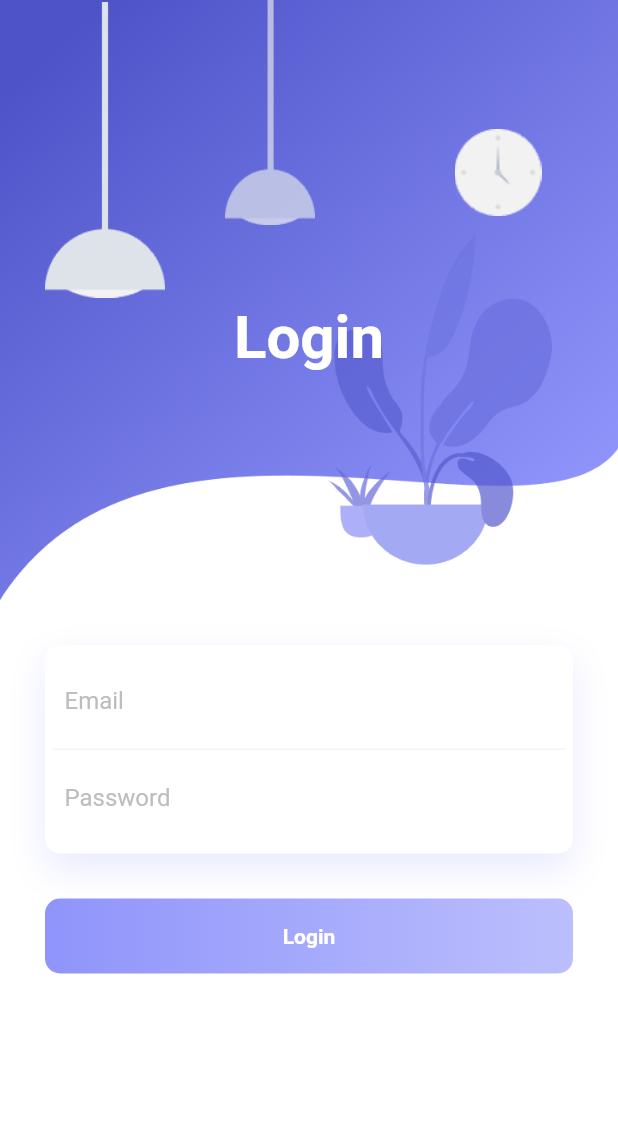
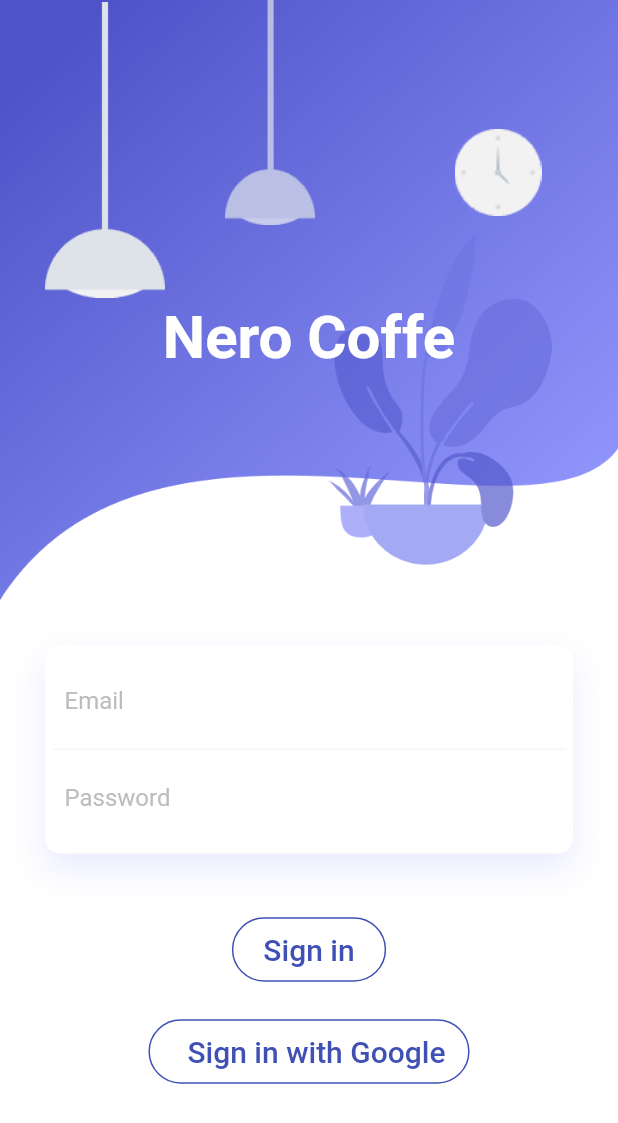
Before and after one commit to gioliyan/NeroCoffee, a Flutter app: the screen it shows after launch, on a phone screen of 412 x 824 dp. Shown: the top 1123 px of the screen. Run offline on Flutter 3.47's test engine with Material 2 defaults, Android fonts, the phone set to English and light mode, and no system bars; our stand-ins replace firebase_auth, firebase_core, google_sign_in, simple_animations; accounts and stored records are empty.

Commit message:
fixing login & add fix ui menu

```diff
--- a/lib/login.dart
+++ b/lib/login.dart
@@ -71,7 +71,7 @@ class _LoginPage extends State<LoginPage2> {
                               margin: EdgeInsets.only(top: 50),
                               child: Center(
                                 child: Text(
-                                  "Login",
+                                  "Nero Coffe",
                                   style: TextStyle(
                                       color: Colors.white,
                                       fontSize: 40,
@@ -109,6 +109,7 @@ class _LoginPage extends State<LoginPage2> {
                                           bottom: BorderSide(
                                               color: Colors.grey[100]))),
                                   child: TextField(
+                                    controller: emailController,
                                     decoration: InputDecoration(
                                         border: InputBorder.none,
                                         hintText: "Email",
@@ -119,6 +120,8 @@ class _LoginPage extends State<LoginPage2> {
                                 Container(
                                   padding: EdgeInsets.all(8.0),
                                   child: TextField(
+                                    obscureText: true,
+                                    controller: passwordController,
                                     decoration: InputDecoration(
                                         border: InputBorder.none,
                                         hintText: "Password",
@@ -135,22 +138,55 @@ class _LoginPage extends State<LoginPage2> {
                       FadeAnimation(
                           2,
                           Container(
-                            height: 50,
-                            decoration: BoxDecoration(
-                                borderRadius: BorderRadius.circular(10),
-                                gradient: LinearGradient(colors: [
-                                  Color.fromRGBO(143, 148, 251, 1),
-                                  Color.fromRGBO(143, 148, 251, .6),
-                                ])),
-                            child: Center(
-                              child: Text(
-                                "Login",
-                                style: TextStyle(
-                                    color: Colors.white,
-                                    fontWeight: FontWeight.bold),
+                            margin: EdgeInsets.all(10),
+                            child: OutlineButton(
+                              splashColor: Colors.grey,
+                              onPressed: () {
+                                signInEmail(emailController.text,
+                                        passwordController.text)
+                                    .then((result) {
+                                  if (result != null) {
+                                    Navigator.of(context).push(
+                                      MaterialPageRoute(
+                                        builder: (context) {
+                                          return Menu();
+                                        },
+                                      ),
+                                    );
+                                  }
+                                });
+                              },
+                              shape: RoundedRectangleBorder(
+                                  borderRadius: BorderRadius.circular(40)),
+                              highlightElevation: 0,
+                              borderSide: BorderSide(color: Colors.indigo),
+                              child: Padding(
+                                padding:
+                                    const EdgeInsets.fromLTRB(0, 10, 0, 10),
+                                child: Row(
+                                  mainAxisSize: MainAxisSize.min,
+                                  mainAxisAlignment: MainAxisAlignment.center,
+                                  children: <Widget>[
+                                    Padding(
+                                      padding: const EdgeInsets.only(
+                                          left: 5, right: 5),
+                                      child: Text(
+                                        'Sign in',
+                                        style: TextStyle(
+                                          fontSize: 20,
+                                          color: Colors.indigo,
+                                        ),
+                                      ),
+                                    )
+                                  ],
+                                ),
                               ),
                             ),
                           )),
+                      SizedBox(
+                        height: 10,
+                      ),
+                      _signInButton(),
                       SizedBox(
                         height: 70,
                       ),
@@ -162,4 +198,46 @@ class _LoginPage extends State<LoginPage2> {
           ),
         ));
   }
+
+  Widget _signInButton() {
+    return OutlineButton(
+      splashColor: Colors.grey,
+      onPressed: () {
+        signInWithGoogle().then((result) {
+          if (result != null) {
+            Navigator.of(context).push(
+              MaterialPageRoute(
+                builder: (context) {
+                  return Menu();
+                },
+              ),
+            );
+          }
+        });
+      },
+      shape: RoundedRectangleBorder(borderRadius: BorderRadius.circular(40)),
+      highlightElevation: 0,
+      borderSide: BorderSide(color: Colors.indigo),
+      child: Padding(
+        padding: const EdgeInsets.fromLTRB(0, 10, 0, 10),
+        child: Row(
+          mainAxisSize: MainAxisSize.min,
+          mainAxisAlignment: MainAxisAlignment.center,
+          children: <Widget>[
+            //Image(image: AssetImage("assets/google_logo.png"), height: 35.0),
+            Padding(
+              padding: const EdgeInsets.only(left: 10),
+              child: Text(
+                'Sign in with Google',
+                style: TextStyle(
+                  fontSize: 20,
+                  color: Colors.indigo,
+                ),
+              ),
+            )
+          ],
+        ),
+      ),
+    );
+  }
 }
--- a/lib/main.dart
+++ b/lib/main.dart
@@ -13,7 +13,7 @@ class MyApp extends StatelessWidget {
     return MaterialApp(
       title: 'Flutter Demo',
       theme: ThemeData(
-        primarySwatch: Colors.blueGrey,
+        primarySwatch: Colors.indigo,
         visualDensity: VisualDensity.adaptivePlatformDensity,
       ),
       home: LoginPage2(),
--- a/lib/menu.dart
+++ b/lib/menu.dart
@@ -1,6 +1,7 @@
 import 'package:flutter/material.dart';
 import 'package:nerocoffee/loginpage.dart';
 import 'package:nerocoffee/signin.dart';
+import 'login.dart';
 
 class Menu extends StatelessWidget {
   @override
@@ -20,7 +21,7 @@ class Menu extends StatelessWidget {
             DrawerHeader(
               child: Text('Drawer Header'),
               decoration: BoxDecoration(
-                color: Colors.blueGrey,
+                color: Colors.indigo,
               ),
             ),
             ListTile(
@@ -56,7 +57,7 @@ class Menu extends StatelessWidget {
                 signOutGoogle();
                 Navigator.of(context).pushAndRemoveUntil(
                     MaterialPageRoute(builder: (context) {
-                  return LoginPage();
+                  return LoginPage2();
                 }), ModalRoute.withName('/'));
               },
             ),
```
